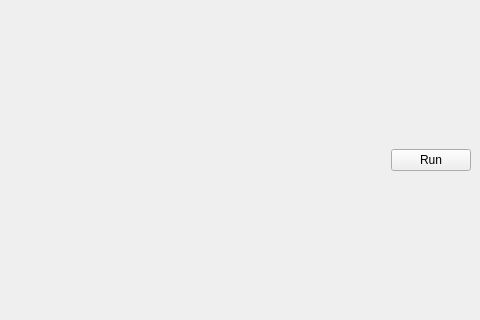
Qt form ui/editor.ui (harshmittal2210/PyCon2023-YLW) before a commit; both pictures show x 650 to 1130 and y 264 to 584 of the 1130 by 852 pixel window.
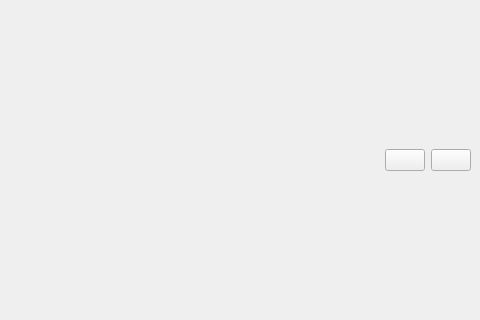
The same form after that commit.

Commit message: Add Icons and Terminal Execution

Diff of the .ui file:
```diff
--- a/ui/editor.ui
+++ b/ui/editor.ui
@@ -54,10 +54,29 @@
           </property>
          </spacer>
         </item>
+        <item>
+         <widget class="QPushButton" name="terminalButton">
+          <property name="text">
+           <string/>
+          </property>
+          <property name="iconSize">
+           <size>
+            <width>30</width>
+            <height>30</height>
+           </size>
+          </property>
+         </widget>
+        </item>
         <item>
          <widget class="QPushButton" name="runButton">
           <property name="text">
-           <string>Run</string>
+           <string/>
+          </property>
+          <property name="iconSize">
+           <size>
+            <width>30</width>
+            <height>30</height>
+           </size>
           </property>
          </widget>
         </item>
```
Left out of the diff: 4 changed lines with no effect on the pictures. The commit also changes 4 other files.
